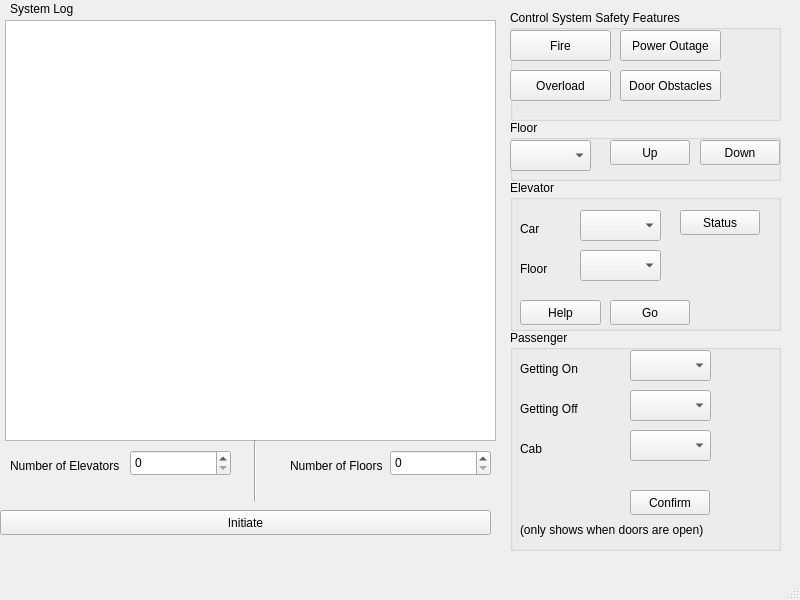
The window that A3/mainwindow.ui (bradyhoard/Elevator-Simulator) describes before a commit, drawn with Qt 5.
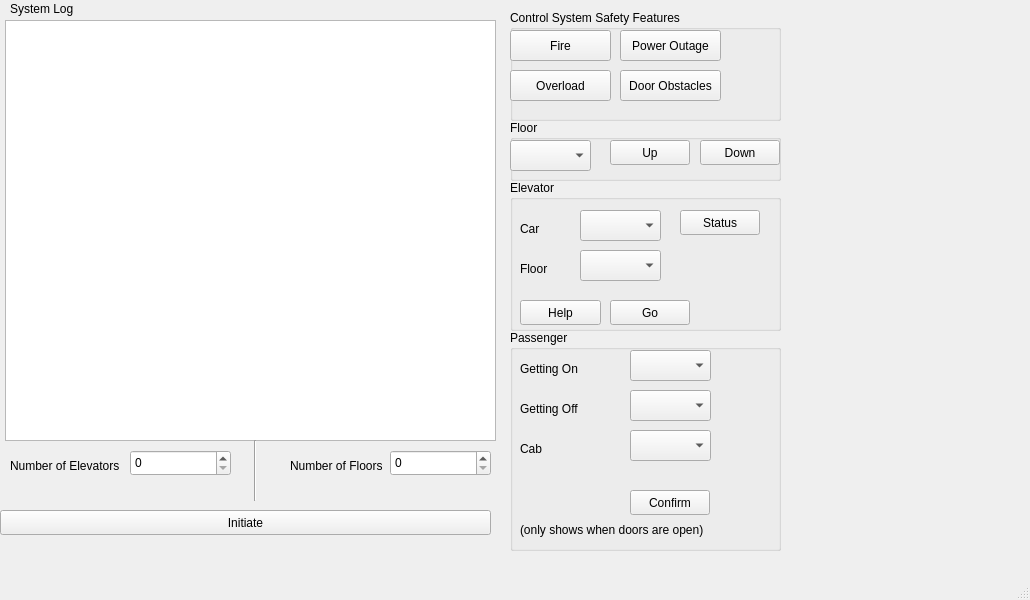
The same window after the commit.

```diff
--- a/A3/mainwindow.ui
+++ b/A3/mainwindow.ui
@@ -6,7 +6,7 @@
    <rect>
     <x>0</x>
     <y>0</y>
-    <width>800</width>
+    <width>1030</width>
     <height>600</height>
    </rect>
   </property>
```
Left out of the diff: 2 changed lines with no effect on the pictures.
